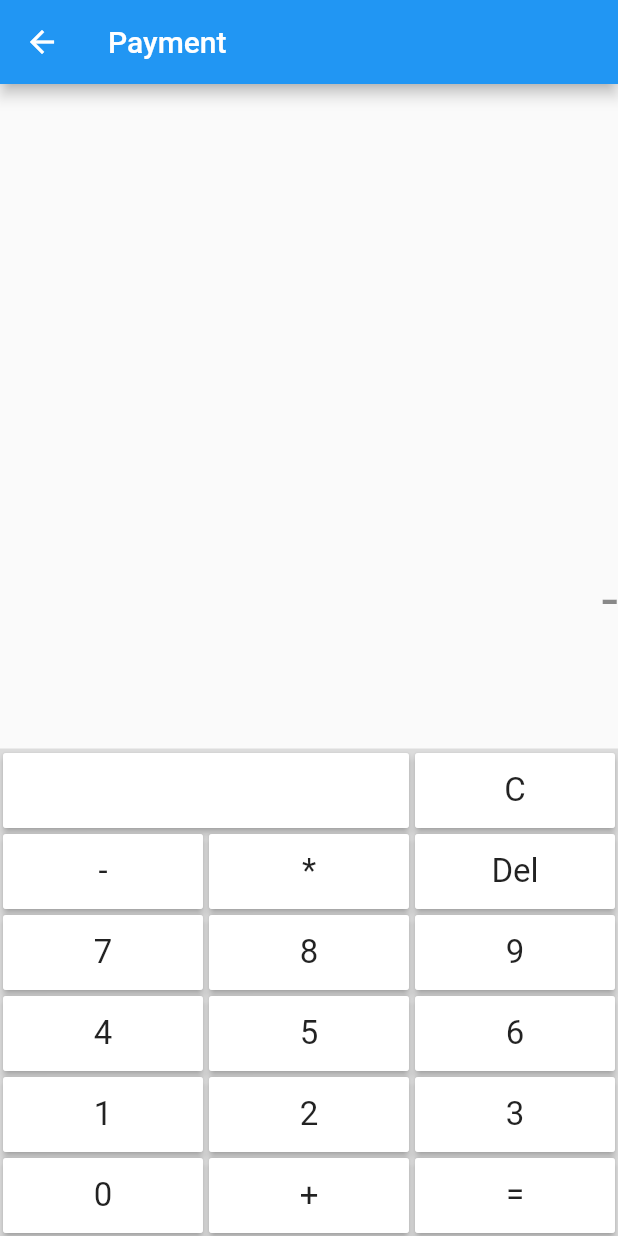
After one commit to quyetinfoplus/Flutter_App, a Flutter app: the PaymentPage screen opened directly, after a tap on an icon or button, on a phone screen of 412 x 824 dp. The commit adds this screen. Run offline on Flutter 3.47's test engine with Material 2 defaults, Android fonts, the phone set to English and light mode, and no system bars; our stand-ins replace math_expressions.

Commit message:
Init payment page
update

```diff
--- a/lib/home.dart
+++ b/lib/home.dart
@@ -1,4 +1,5 @@
 import 'package:flutter/material.dart';
+import 'package:flutter_app/payment.dart';
 import 'package:flutter_app/store.dart';
 
 class HomePage extends StatelessWidget {
@@ -26,6 +27,12 @@ class HomePage extends StatelessWidget {
                   Navigator.push(context, new MaterialPageRoute(builder: (BuildContext con) => new StorePage()))
                 },
               ),
+              new ListTile(
+                title: new Text("Payment"),
+                onTap: () => {
+                  Navigator.push(context, new MaterialPageRoute(builder: (BuildContext con) => new PaymentPage()))
+                },
+              ),
               Expanded(child: Container()),
               new ListTile(
                 title: new Text("Logout"),
--- /dev/null
+++ b/lib/payment.dart
@@ -0,0 +1,126 @@
+import 'package:flutter/cupertino.dart';
+import 'package:flutter/material.dart';
+import 'package:flutter/rendering.dart';
+import 'package:math_expressions/math_expressions.dart';
+
+class PaymentPage extends StatefulWidget {
+  @override
+  _PaymentPageState createState() => _PaymentPageState();
+}
+
+class _PaymentPageState extends State<PaymentPage> {
+
+  final textResultController = TextEditingController();
+  String _textResult = "";
+
+  void _onPressNumber(String value) {
+    Parser p = Parser();
+    setState(() {
+      if (value == "C") {
+        if (_textResult == "") {
+          return;
+        }
+        _textResult = "";
+        return;
+      }
+
+      if (value == "Del") {
+        if (_textResult == "") {
+          return;
+        }
+        _textResult = _textResult.substring(0, _textResult.length-1);
+        return;
+      }
+
+      if (identical(value, "=")) {
+        Expression exp = p.parse(_textResult);
+        _textResult = exp.evaluate(EvaluationType.REAL, null).toString();
+        return;
+      }
+
+      _textResult += value;
+    });
+  }
+
+  Container renderContainerButton(String text) {
+    Container container = new Container(alignment: Alignment.center,  width: 360, height: 50, decoration: BoxDecoration(color: Colors.white, borderRadius: BorderRadius.all(Radius.circular(2))), child: Text(text, style: TextStyle(fontSize: 22, fontWeight: FontWeight.normal, color: Colors.black87)));
+    return container;
+  }
+
+  Expanded renderExpanded(int flex, Container container, String value) {
+    Expanded expanded = new Expanded(flex: flex, child: Padding(padding: const EdgeInsets.fromLTRB(2, 2, 2, 2), child: RaisedButton( onPressed: () => _onPressNumber(value), textColor: Colors.white, padding: const EdgeInsets.all(0.0), child: container)));
+    return expanded;
+  }
+
+  Container containerRow(List<Expanded> listExpaned) {
+    Container container = new Container(width: double.infinity, color: Colors.black12,child: new Row(mainAxisAlignment: MainAxisAlignment.spaceEvenly, children: listExpaned));
+    return container;
+  }
+
+  List<Container> listContainerRow() {
+    List<Container> listContainerRow = new List<Container>();
+
+    List<Expanded> list1 = new List<Expanded>();
+    list1.add(renderExpanded(2, renderContainerButton(""), ""));
+    list1.add(renderExpanded(1, renderContainerButton("C"), "C"));
+
+    List<Expanded> list2 = new List<Expanded>();
+    list2.add(renderExpanded(1, renderContainerButton("-"), "-"));
+    list2.add(renderExpanded(1, renderContainerButton("*"), "*"));
+    list2.add(renderExpanded(1, renderContainerButton("Del"), "Del"));
+
+    List<Expanded> list3 = new List<Expanded>();
+    list3.add(renderExpanded(1, renderContainerButton("7"), "7"));
+    list3.add(renderExpanded(1, renderContainerButton("8"), "8"));
+    list3.add(renderExpanded(1, renderContainerButton("9"), "9"));
+
+    List<Expanded> list4 = new List<Expanded>();
+    list4.add(renderExpanded(1, renderContainerButton("4"), "4"));
+    list4.add(renderExpanded(1, renderContainerButton("5"), "5"));
+    list4.add(renderExpanded(1, renderContainerButton("6"), "6"));
+
+    List<Expanded> list5 = new List<Expanded>();
+    list5.add(renderExpanded(1, renderContainerButton("1"), "1"));
+    list5.add(renderExpanded(1, renderContainerButton("2"), "2"));
+    list5.add(renderExpanded(1, renderContainerButton("3"), "3"));
+
+    List<Expanded> list6 = new List<Expanded>();
+    list6.add(renderExpanded(1, renderContainerButton("0"), "0"));
+    list6.add(renderExpanded(1, renderContainerButton("+"), "+"));
+    list6.add(renderExpanded(1, renderContainerButton("="), "="));
+
+    Container containerResult = new Container(child: Text(_textResult, style: TextStyle(fontSize: 40, color: Colors.black45),), alignment: Alignment.centerRight, width: double.infinity, height: 200, decoration: BoxDecoration(border: Border(bottom: BorderSide(color: Colors.black12, width: 1))));
+    Container container1 = containerRow(list1);
+    Container container2 = containerRow(list2);
+    Container container3 = containerRow(list3);
+    Container container4 = containerRow(list4);
+    Container container5 = containerRow(list5);
+    Container container6 = containerRow(list6);
+
+    listContainerRow.add(containerResult);
+    listContainerRow.add(container1);
+    listContainerRow.add(container2);
+    listContainerRow.add(container3);
+    listContainerRow.add(container4);
+    listContainerRow.add(container5);
+    listContainerRow.add(container6);
+
+    return listContainerRow;
+  }
+
+  @override
+  Widget build(BuildContext context) {
+    return new Scaffold(
+      appBar: new AppBar(
+        title: Text("Payment"),
+      ),
+      body: Container(
+        constraints: BoxConstraints.expand(),
+        child: Column(
+          mainAxisAlignment: MainAxisAlignment.end,
+          children: listContainerRow(),
+        ),
+      ),
+    );
+  }
+}
--- a/pubspec.yaml
+++ b/pubspec.yaml
@@ -21,6 +21,7 @@ environment:
   sdk: ">=2.7.0 <3.0.0"
 
 dependencies:
+  math_expressions: ^2.0.2
   flutter:
     sdk: flutter
 
```
